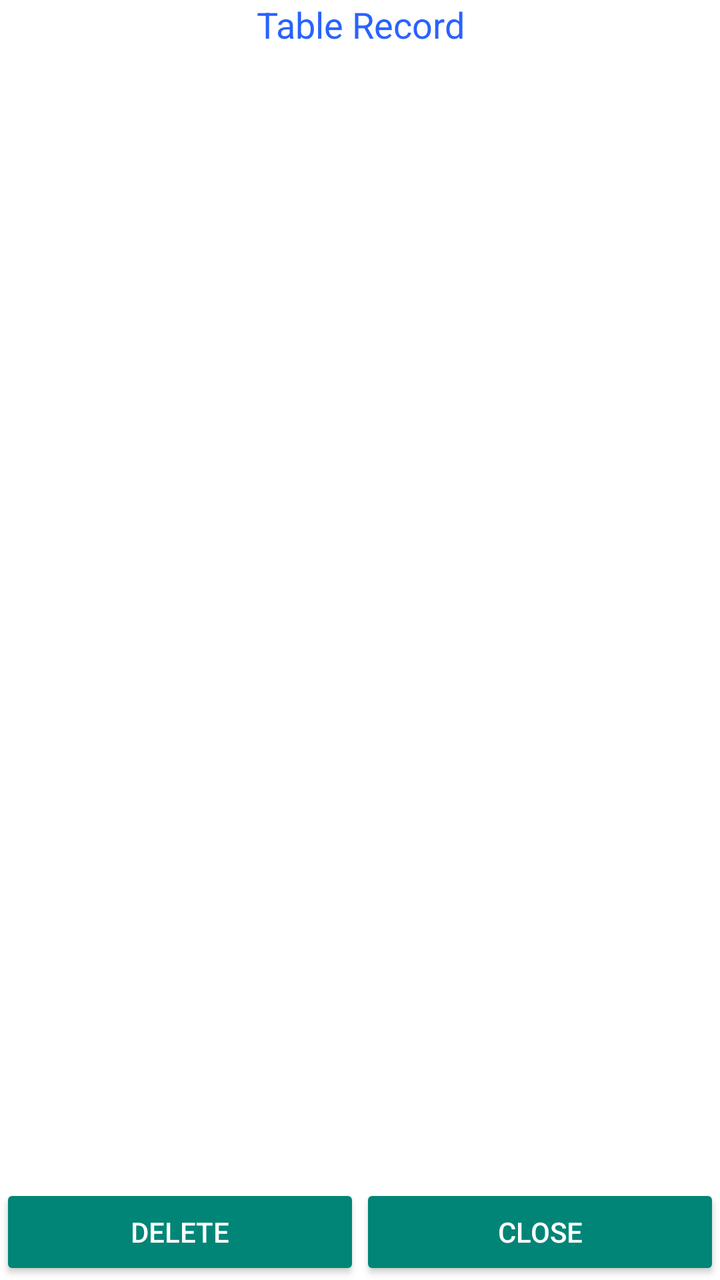
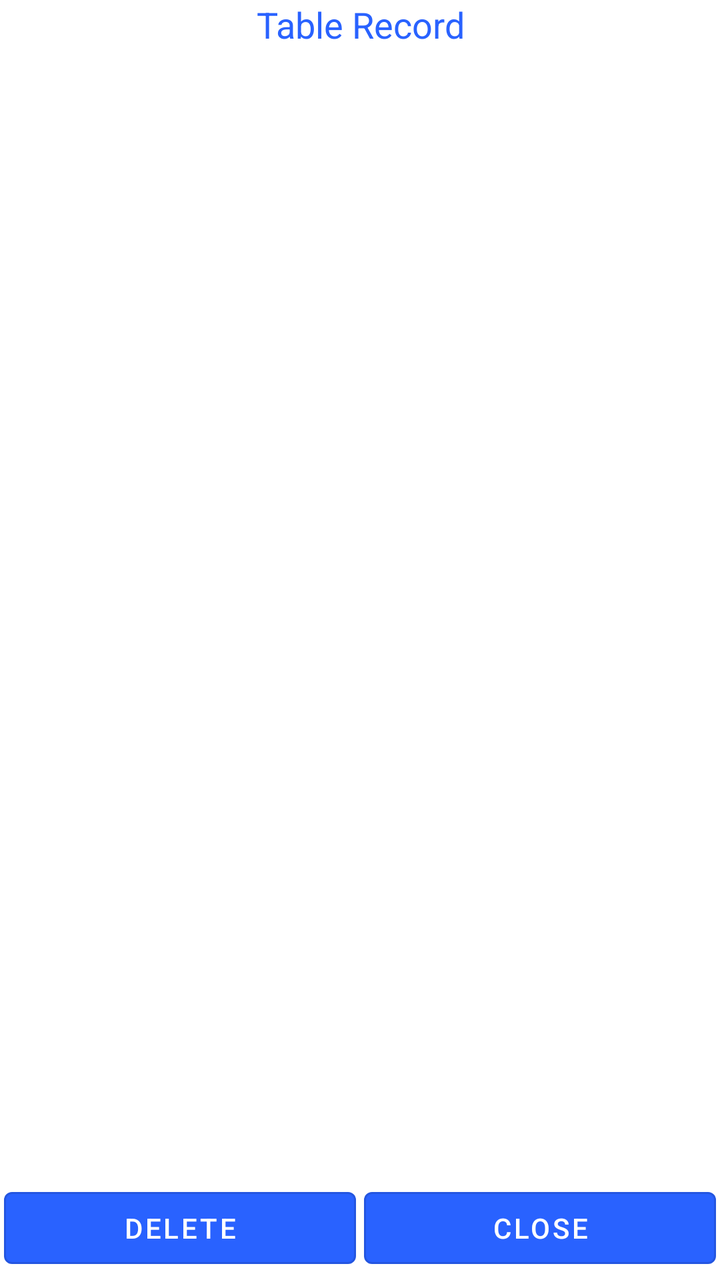

Compare the two renders of this Android layout. The source of the first and the diff that turns it into the second are given below.
<!-- AndroidManifest.xml: another module's application theme AppTheme -->
<!-- res/layout/sql_activity_rowview.xml -->
<?xml version="1.0" encoding="utf-8"?>
<LinearLayout xmlns:android="http://schemas.android.com/apk/res/android"
    android:layout_width="match_parent"
    android:layout_height="match_parent"
    android:background="@color/white"
    android:orientation="vertical" >

    <LinearLayout
        android:layout_width="match_parent"
        android:layout_height="wrap_content"
        android:orientation="horizontal" >

        <ImageView
            android:id="@+id/image_previous"
            android:layout_width="48dp"
            android:layout_height="48dp"
            android:src="@drawable/round_arrow_left_24"
            android:visibility="gone" />

        <TextView
            android:layout_width="0dip"
            android:layout_height="wrap_content"
            android:layout_gravity="center"
            android:layout_weight="1"
            android:gravity="center"
            android:text="@string/table_record"
            android:textAppearance="?android:attr/textAppearanceMedium"
            android:textColor="@color/colorAccent" />

        <ImageView
            android:id="@+id/image_next"
            android:layout_width="48dp"
            android:layout_height="48dp"
            android:src="@drawable/round_arrow_right_24"
            android:visibility="gone" />

    </LinearLayout>

    <ListView
        android:id="@+id/tableRowList"
        android:layout_width="match_parent"
        android:layout_height="0dip"
        android:layout_weight="1"
        android:background="@color/white" >
    </ListView>
    
    <LinearLayout
        android:layout_width="fill_parent"
        android:layout_height="wrap_content"
        android:orientation="horizontal" >

        <Button
            android:id="@+id/btn_delete"
            style="@style/Base.Widget.AppCompat.Button.Colored"
            android:layout_width="0dip"
            android:layout_height="wrap_content"
            android:layout_weight="1"
            android:text="@string/delete" />

        <Button
            android:id="@+id/btn_close"
            style="@style/Base.Widget.AppCompat.Button.Colored"
            android:layout_width="0dip"
            android:layout_height="wrap_content"
            android:layout_weight="1"
            android:text="@string/close" />

    </LinearLayout>

</LinearLayout>
<!-- resources referenced by this layout -->
<resources>
  <color name="colorAccent">#2962FF</color>
  <color name="white">#ffffffff</color>
  <!-- drawable round_arrow_left_24 (drawable) -->
  <vector xmlns:android="http://schemas.android.com/apk/res/android"
      android:width="24dp"
      android:height="24dp"
      android:viewportWidth="24"
      android:viewportHeight="24"
      android:tint="?attr/colorControlNormal"
      android:autoMirrored="true">
    <path
        android:fillColor="@color/colorAccent"
        android:pathData="M12.29,8.71L9.7,11.3c-0.39,0.39 -0.39,1.02 0,1.41l2.59,2.59c0.63,0.63 1.71,0.18 1.71,-0.71V9.41c0,-0.89 -1.08,-1.33 -1.71,-0.7z"/>
  </vector>
  <!-- drawable round_arrow_right_24 (drawable) -->
  <vector xmlns:android="http://schemas.android.com/apk/res/android"
      android:width="24dp"
      android:height="24dp"
      android:viewportWidth="24"
      android:viewportHeight="24"
      android:tint="?attr/colorControlNormal"
      android:autoMirrored="true">
    <path
        android:fillColor="@color/colorAccent"
        android:pathData="M11.71,15.29l2.59,-2.59c0.39,-0.39 0.39,-1.02 0,-1.41L11.71,8.7c-0.63,-0.62 -1.71,-0.18 -1.71,0.71v5.17c0,0.9 1.08,1.34 1.71,0.71z"/>
  </vector>
  <string name="close">Close</string>
  <string name="delete">Delete</string>
  <string name="table_record">Table Record</string>
  <style name="AppTheme" parent="@style/Theme.AppCompat.Light.NoActionBar">
          
      </style>
</resources>

<!-- the commit's change to res/layout/sql_activity_rowview.xml (unified diff, before → after) -->
@@ -2,8 +2,9 @@
 <LinearLayout xmlns:android="http://schemas.android.com/apk/res/android"
     android:layout_width="match_parent"
     android:layout_height="match_parent"
+    xmlns:app="http://schemas.android.com/apk/res-auto"
     android:background="@color/white"
-    android:orientation="vertical" >
+    android:orientation="vertical">
 
     <LinearLayout
         android:layout_width="match_parent"
@@ -49,17 +50,23 @@
         android:layout_height="wrap_content"
         android:orientation="horizontal" >
 
-        <Button
+        <com.google.android.material.button.MaterialButton
+            style="@style/Widget.MaterialComponents.Button.OutlinedButton"
+            app:backgroundTint="@color/colorAccent"
+            android:textColor="@color/colorPrimaryDark"
+            android:layout_margin="2dp"
             android:id="@+id/btn_delete"
-            style="@style/Base.Widget.AppCompat.Button.Colored"
             android:layout_width="0dip"
             android:layout_height="wrap_content"
             android:layout_weight="1"
             android:text="@string/delete" />
 
-        <Button
+        <com.google.android.material.button.MaterialButton
+            style="@style/Widget.MaterialComponents.Button.OutlinedButton"
+            app:backgroundTint="@color/colorAccent"
+            android:textColor="@color/colorPrimaryDark"
             android:id="@+id/btn_close"
-            style="@style/Base.Widget.AppCompat.Button.Colored"
+            android:layout_margin="2dp"
             android:layout_width="0dip"
             android:layout_height="wrap_content"
             android:layout_weight="1"
<!-- resource entries referenced after the edit -->
@@ -1,6 +1,7 @@
 <!-- resources referenced by this layout -->
 <resources>
   <color name="colorAccent">#2962FF</color>
+  <color name="colorPrimaryDark">#FFF</color>
   <color name="white">#ffffffff</color>
   <!-- drawable round_arrow_left_24 (drawable) -->
   <vector xmlns:android="http://schemas.android.com/apk/res/android"
@@ -29,7 +30,7 @@
   <string name="close">Close</string>
   <string name="delete">Delete</string>
   <string name="table_record">Table Record</string>
-  <style name="AppTheme" parent="@style/Theme.AppCompat.Light.NoActionBar">
+  <style name="AppTheme" parent="Theme.MaterialComponents.Light.NoActionBar">
           
       </style>
 </resources>
